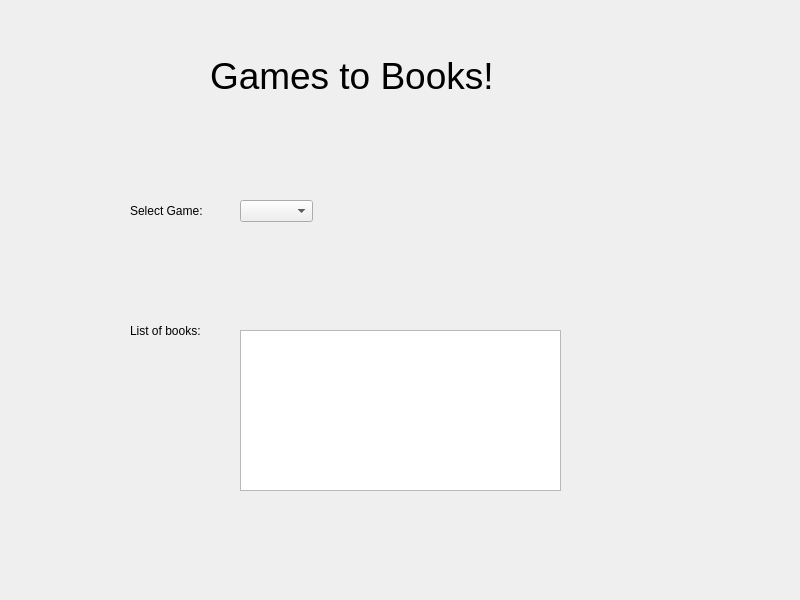
The window that form.ui (DhairyaSurana/Games-to-Books) describes before a commit, drawn with Qt 5.
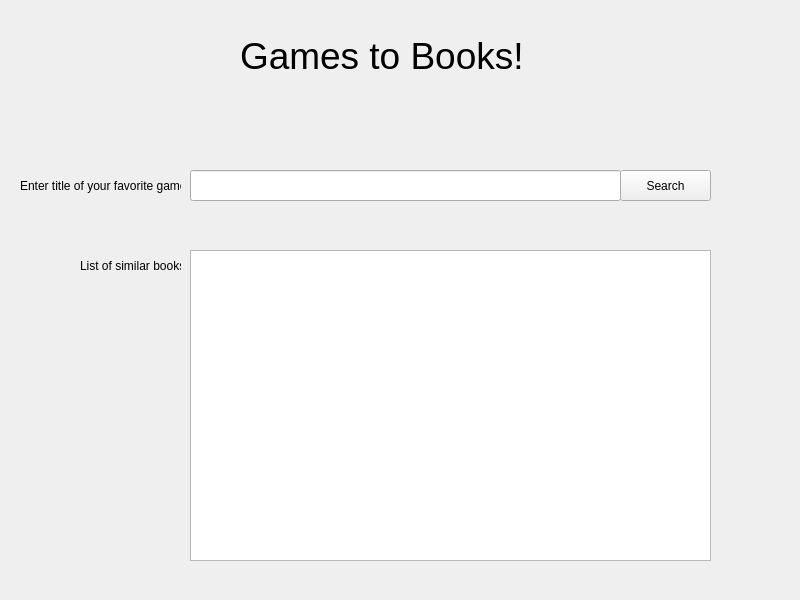
The same window after the commit.

Commit message: implemented search bar

```diff
--- a/form.ui
+++ b/form.ui
@@ -16,9 +16,9 @@
   <widget class="QLabel" name="title">
    <property name="geometry">
     <rect>
-     <x>210</x>
-     <y>50</y>
-     <width>361</width>
+     <x>240</x>
+     <y>30</y>
+     <width>281</width>
      <height>51</height>
     </rect>
    </property>
@@ -31,57 +31,67 @@
     <string>Games to Books!</string>
    </property>
   </widget>
-  <widget class="QLabel" name="game_label">
-   <property name="geometry">
-    <rect>
-     <x>130</x>
-     <y>200</y>
-     <width>81</width>
-     <height>21</height>
-    </rect>
-   </property>
-   <property name="text">
-    <string>Select Game:</string>
-   </property>
-  </widget>
   <widget class="QLabel" name="book_label">
    <property name="geometry">
     <rect>
-     <x>130</x>
-     <y>320</y>
-     <width>81</width>
-     <height>21</height>
+     <x>80</x>
+     <y>250</y>
+     <width>101</width>
+     <height>31</height>
     </rect>
    </property>
    <property name="text">
-    <string>List of books:</string>
+    <string>List of similar books:</string>
    </property>
   </widget>
-  <widget class="QTextEdit" name="book_list">
-   <property name="enabled">
-    <bool>true</bool>
+  <widget class="QLabel" name="book_label_2">
+   <property name="geometry">
+    <rect>
+     <x>20</x>
+     <y>170</y>
+     <width>161</width>
+     <height>31</height>
+    </rect>
    </property>
+   <property name="text">
+    <string>Enter title of your favorite game:</string>
+   </property>
+  </widget>
+  <widget class="QLineEdit" name="searchbox">
    <property name="geometry">
     <rect>
-     <x>240</x>
-     <y>330</y>
-     <width>321</width>
-     <height>161</height>
+     <x>190</x>
+     <y>170</y>
+     <width>431</width>
+     <height>31</height>
     </rect>
    </property>
-   <property name="readOnly">
-    <bool>true</bool>
+  </widget>
+  <widget class="QPushButton" name="searchbutton">
+   <property name="geometry">
+    <rect>
+     <x>620</x>
+     <y>170</y>
+     <width>91</width>
+     <height>31</height>
+    </rect>
    </property>
+   <property name="text">
+    <string>Search</string>
+   </property>
   </widget>
-  <widget class="QComboBox" name="games_dropdown">
+  <widget class="QPlainTextEdit" name="plaintextedit">
    <property name="geometry">
     <rect>
-     <x>240</x>
-     <y>200</y>
-     <width>73</width>
-     <height>22</height>
+     <x>190</x>
+     <y>250</y>
+     <width>521</width>
+     <height>311</height>
     </rect>
    </property>
+   <property name="plainText">
+    <string/>
+   </property>
   </widget>
  </widget>
  <resources/>
```
The commit also changes 1 other file.
